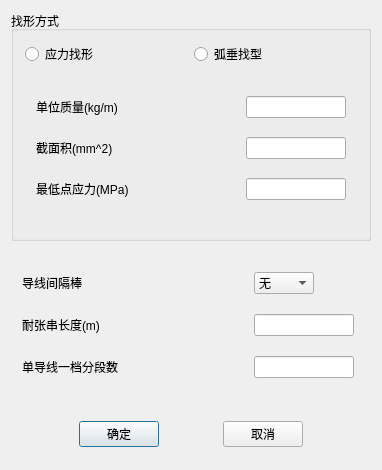
Qt form TW/Senior.ui (Shixuku/Tower-Visual) before a commit.
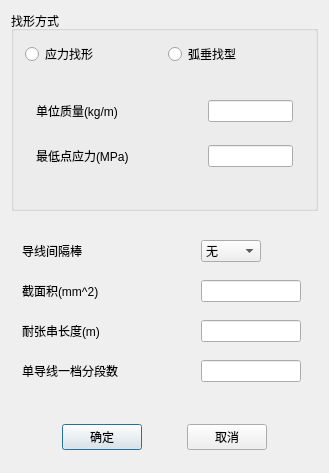
The same form after that commit.

```diff
--- a/TW/Senior.ui
+++ b/TW/Senior.ui
@@ -6,20 +6,20 @@
    <rect>
     <x>0</x>
     <y>0</y>
-    <width>382</width>
-    <height>470</height>
+    <width>329</width>
+    <height>473</height>
    </rect>
   </property>
   <property name="windowTitle">
    <string>Senior</string>
   </property>
-  <layout class="QVBoxLayout" name="verticalLayout">
-   <item>
+  <layout class="QGridLayout" name="gridLayout_5">
+   <item row="0" column="0">
     <widget class="QGroupBox" name="groupBox">
      <property name="maximumSize">
       <size>
        <width>16777215</width>
-       <height>230</height>
+       <height>200</height>
       </size>
      </property>
      <property name="title">
@@ -86,23 +86,6 @@
             </property>
            </spacer>
           </item>
-          <item row="1" column="2">
-           <widget class="QLineEdit" name="Btn_Area">
-            <property name="maximumSize">
-             <size>
-              <width>100</width>
-              <height>16777215</height>
-             </size>
-            </property>
-           </widget>
-          </item>
-          <item row="1" column="0">
-           <widget class="QLabel" name="label_2">
-            <property name="text">
-             <string>截面积(mm^2)</string>
-            </property>
-           </widget>
-          </item>
           <item row="0" column="0">
            <widget class="QLabel" name="label">
             <property name="text">
@@ -110,19 +93,6 @@
             </property>
            </widget>
           </item>
-          <item row="1" column="1">
-           <spacer name="horizontalSpacer_2">
-            <property name="orientation">
-             <enum>Qt::Horizontal</enum>
-            </property>
-            <property name="sizeHint" stdset="0">
-             <size>
-              <width>40</width>
-              <height>20</height>
-             </size>
-            </property>
-           </spacer>
-          </item>
           <item row="0" column="2">
            <widget class="QLineEdit" name="bizai_Btn">
             <property name="maximumSize">
@@ -190,12 +160,12 @@
      </layout>
     </widget>
    </item>
-   <item>
+   <item row="1" column="0">
     <widget class="QWidget" name="widget" native="true">
      <property name="maximumSize">
       <size>
        <width>16777215</width>
-       <height>200</height>
+       <height>250</height>
       </size>
      </property>
      <layout class="QGridLayout" name="gridLayout_3">
@@ -304,10 +274,40 @@
         </property>
        </widget>
       </item>
+      <item row="1" column="0">
+       <widget class="QLabel" name="label_2">
+        <property name="text">
+         <string>截面积(mm^2)</string>
+        </property>
+       </widget>
+      </item>
+      <item row="1" column="2">
+       <spacer name="horizontalSpacer_2">
+        <property name="orientation">
+         <enum>Qt::Horizontal</enum>
+        </property>
+        <property name="sizeHint" stdset="0">
+         <size>
+          <width>40</width>
+          <height>20</height>
+         </size>
+        </property>
+       </spacer>
+      </item>
+      <item row="1" column="5">
+       <widget class="QLineEdit" name="Btn_Area">
+        <property name="maximumSize">
+         <size>
+          <width>100</width>
+          <height>16777215</height>
+         </size>
+        </property>
+       </widget>
+      </item>
      </layout>
     </widget>
    </item>
-   <item>
+   <item row="2" column="0">
     <widget class="QWidget" name="widget_2" native="true">
      <property name="maximumSize">
       <size>
```
